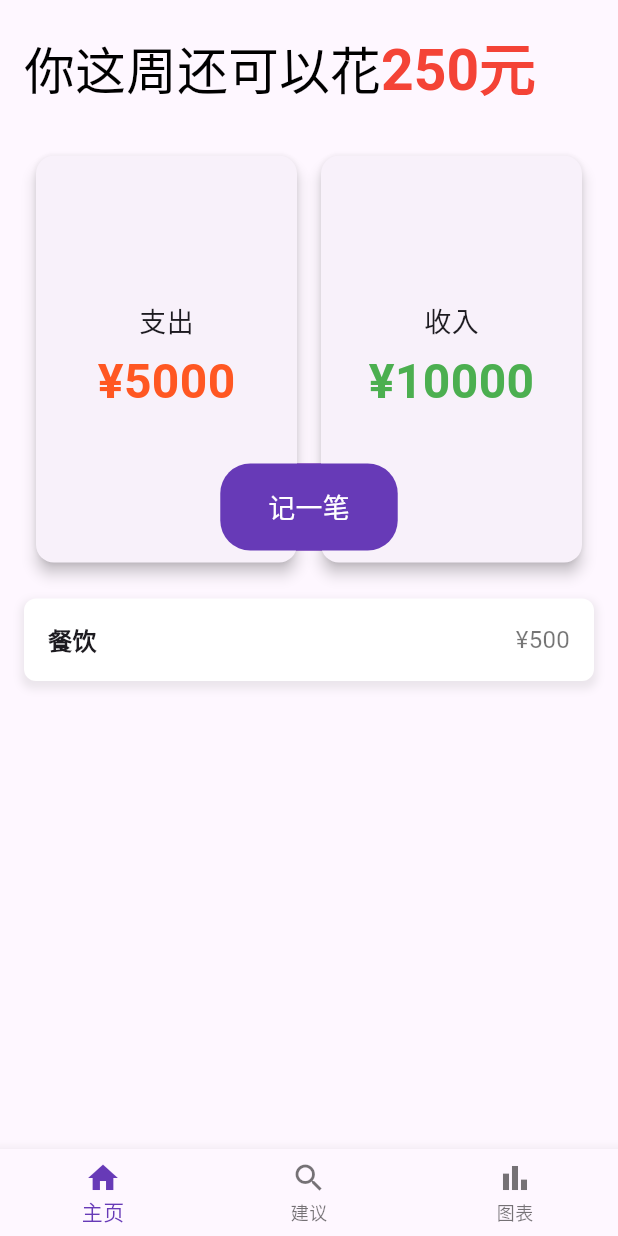
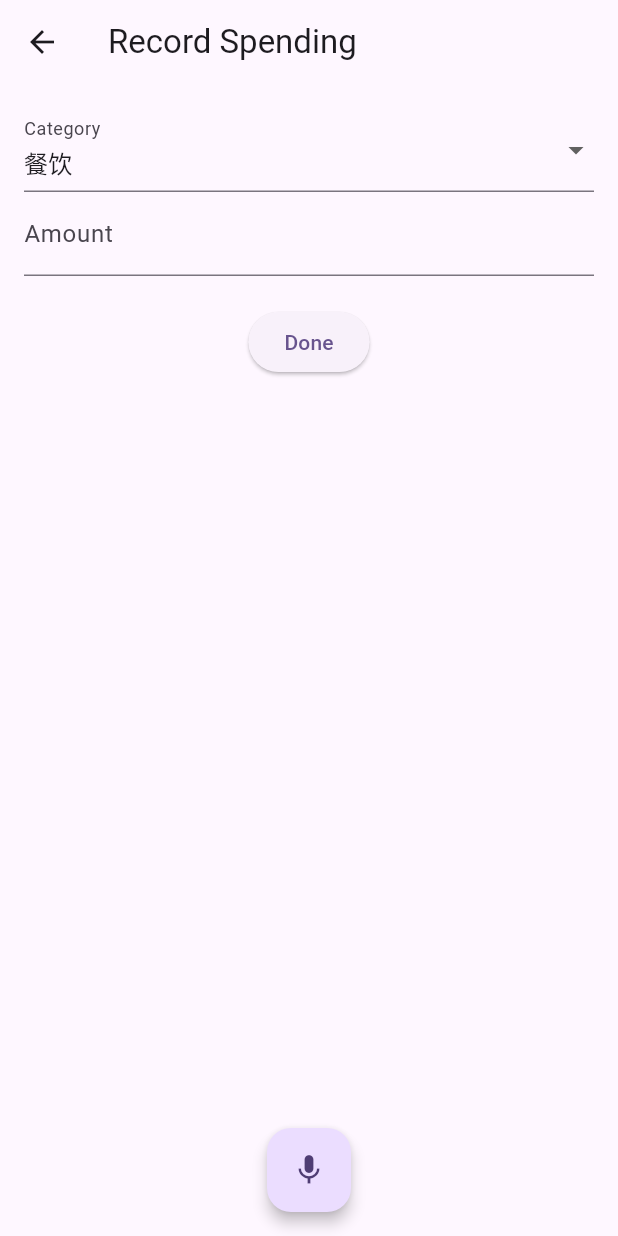
Before and after one commit to ChengHua926/agi_hackathon, a Flutter app: the screen it shows after launch, after a tap on "记一笔", on a phone screen of 412 x 824 dp. Run offline on Flutter 3.47's test engine with Material 3 defaults, Android fonts, the phone set to English and light mode, and no system bars; our stand-ins replace speech_to_text.

Commit message:
provider done

```diff
--- a/lib/landingPage.dart
+++ b/lib/landingPage.dart
@@ -1,5 +1,8 @@
 import 'package:flutter/material.dart';
-import 'widgets/spending.dart';
+import 'package:provider/provider.dart';
+import 'provider/spending.dart';
+import 'widgets/spendingWidget.dart';
+import 'recordingPage.dart';
 
 class LandingPage extends StatefulWidget {
   const LandingPage({super.key});
@@ -135,15 +138,17 @@ class _LandingPageState extends State<LandingPage> {
                         ),
                         child: ElevatedButton(
                           onPressed: () {
-                            // Handle button press
+                            Navigator.push(
+                              context,
+                              MaterialPageRoute(
+                                  builder: (context) => const RecordingPage()),
+                            );
                           },
                           style: ElevatedButton.styleFrom(
                             backgroundColor: Colors.deepPurple,
                             shadowColor: Colors.transparent, // No shadow
                             padding: const EdgeInsets.symmetric(
-                                horizontal: 32.0,
-                                vertical:
-                                    16.0),
+                                horizontal: 32.0, vertical: 16.0),
                             shape: RoundedRectangleBorder(
                               borderRadius:
                                   BorderRadius.circular(20), // Rounded corners
@@ -151,8 +156,9 @@ class _LandingPageState extends State<LandingPage> {
                           ),
                           child: const Text(
                             '记一笔',
-                            style:
-                                TextStyle(fontSize: 18, color: Colors.white), // Increase font size
+                            style: TextStyle(
+                                fontSize: 18,
+                                color: Colors.white), // Increase font size
                           ),
                         ),
                       ),
@@ -165,11 +171,18 @@ class _LandingPageState extends State<LandingPage> {
               flex: 4,
               child: Container(
                 padding: const EdgeInsets.all(16.0),
-                child: ListView(
-                  children: const [
-                    Spending(category: "餐饮", amount: 500),
-                    // Add more Spending widgets here
-                  ],
+                child: Consumer<SpendingListProvider>(
+                  builder: (context, spendingListProvider, child) {
+                    return ListView.builder(
+                      itemCount: spendingListProvider.spendings.length,
+                      itemBuilder: (context, index) {
+                        final spending = spendingListProvider.spendings[index];
+                        return Spending(
+                            category: spending.category,
+                            amount: spending.amount);
+                      },
+                    );
+                  },
                 ),
               ),
             ),
--- a/lib/main.dart
+++ b/lib/main.dart
@@ -1,7 +1,16 @@
 import 'package:flutter/material.dart';
 import 'landingPage.dart';
+import 'provider/spending.dart';
+import 'package:provider/provider.dart';
+
+
 void main() {
-  runApp(const MyApp());
+  runApp(
+    ChangeNotifierProvider(
+      create: (context) => SpendingListProvider(),
+      child: const MyApp(), // Your Flutter app
+    ),
+  );
 }
 
 class MyApp extends StatelessWidget {
--- /dev/null
+++ b/lib/provider/spending.dart
@@ -0,0 +1,17 @@
+import 'package:flutter/material.dart';
+
+import 'spending_model.dart'; // Import the Spending model
+
+
+
+
+class SpendingListProvider with ChangeNotifier {
+  List<Spending> _spendings = [];
+
+  List<Spending> get spendings => _spendings;
+
+  void addSpending(String category, double amount) {
+    _spendings.add(Spending(category: category, amount: amount));
+    notifyListeners(); // Notifies listeners about changes
+  }
+}
--- /dev/null
+++ b/lib/provider/spending_model.dart
@@ -0,0 +1,6 @@
+class Spending {
+  String category;
+  double amount;
+
+  Spending({required this.category, required this.amount});
+}
--- /dev/null
+++ b/lib/recordingPage.dart
@@ -0,0 +1,113 @@
+import 'package:flutter/material.dart';
+import 'package:provider/provider.dart';
+
+import 'provider/spending.dart';
+import 'package:speech_to_text/speech_to_text.dart';
+
+
+
+class RecordingPage extends StatefulWidget {
+  const RecordingPage({super.key});
+
+  @override
+  _RecordingPageState createState() => _RecordingPageState();
+}
+
+class _RecordingPageState extends State<RecordingPage> {
+  final _formKey = GlobalKey<FormState>();
+  String? _category; // Change this line to use a nullable String
+  double _amount = 0.0;
+  final List<String> _categories = ['餐饮', '购物', '出行', '社交', '其他'];
+
+  void _submitData() {
+    if (_formKey.currentState!.validate()) {
+      _formKey.currentState!.save();
+      Provider.of<SpendingListProvider>(context, listen: false)
+          .addSpending(_category!, _amount);
+      Navigator.pop(
+          context); // Uncomment this to pop the current route after recording data
+    }
+  }
+
+  @override
+  Widget build(BuildContext context) {
+    return Scaffold(
+      appBar: AppBar(title: const Text('Record Spending')),
+      body: SafeArea(
+        child: Padding(
+          padding: const EdgeInsets.all(16.0),
+          child: Column(
+            crossAxisAlignment: CrossAxisAlignment.start,
+            children: [
+              Form(
+                key: _formKey,
+                child: Column(
+                  crossAxisAlignment: CrossAxisAlignment.start,
+                  children: [
+                    DropdownButtonFormField<String>(
+                      value: "餐饮",
+                      decoration: const InputDecoration(labelText: 'Category'),
+                      items: _categories
+                          .map<DropdownMenuItem<String>>((String value) {
+                        return DropdownMenuItem<String>(
+                          value: value,
+                          child: Text(value),
+                        );
+                      }).toList(),
+                      onChanged: (String? newValue) {
+                        setState(() {
+                          _category = newValue!;
+                        });
+                      },
+                      onSaved: (value) => _category = value!,
+                      validator: (value) {
+                        if (value == null || value.isEmpty) {
+                          return 'Please select a category';
+                        }
+                        return null;
+                      },
+                    ),
+                    TextFormField(
+                      decoration: const InputDecoration(labelText: 'Amount'),
+                      keyboardType: TextInputType.number,
+                      onSaved: (value) =>
+                          _amount = double.tryParse(value ?? '0.0') ?? 0.0,
+                      validator: (value) {
+                        if (value == null || value.isEmpty) {
+                          return 'Please enter an amount';
+                        }
+                        if (double.tryParse(value) == null) {
+                          return 'Please enter a valid number';
+                        }
+                        return null;
+                      },
+                    ),
+                    const SizedBox(height: 20),
+                    Center(
+                      child: ElevatedButton(
+                        onPressed: _submitData,
+                        child: const Text('Done'),
+                      ),
+                    ),
+                  ],
+                ),
+              ),
+              Expanded(
+                child: Align(
+                  alignment: Alignment.bottomCenter,
+                  child: FloatingActionButton(
+                    onPressed: () {
+                      // TODO: Implement microphone functionality
+                    },
+                    child: const Icon(Icons.mic),
+                    elevation: 4.0,
+                  ),
+                ),
+              ),
+            ],
+          ),
+        ),
+      ),
+    );
+  }
+}
--- a/lib/widgets/spending.dart
+++ /dev/null
@@ -1,50 +0,0 @@
-import 'package:flutter/material.dart';
-
-class Spending extends StatelessWidget {
-  final String category;
-  final num amount; // Can represent both int and double types
-
-  const Spending({
-    super.key,
-    required this.category,
-    required this.amount,
-  });
-
-  @override
-  Widget build(BuildContext context) {
-    return Container(
-      padding: const EdgeInsets.all(16), // Provide some padding inside the container
-      decoration: BoxDecoration(
-        color: Colors.white, // Container background color
-        borderRadius: BorderRadius.circular(8), // Rounded corners
-        boxShadow: [
-          BoxShadow(
-            color: Colors.grey.withOpacity(0.2), // Shadow color
-            spreadRadius: 2,
-            blurRadius: 4,
-            offset: const Offset(0, 3), // Shadow position
-          ),
-        ],
-      ),
-      child: Row(
-        mainAxisAlignment: MainAxisAlignment.spaceBetween, // Space between the category and the amount
-        children: [
-          Text(
-            category,
-            style: const TextStyle(
-              fontSize: 16, // Font size
-              fontWeight: FontWeight.bold, // Font weight
-            ),
-          ),
-          Text(
-            '¥${amount.toString()}', // Display amount with currency symbol
-            style: const TextStyle(
-              fontSize: 16, // Font size
-              color: Colors.black54, // Font color
-            ),
-          ),
-        ],
-      ),
-    );
-  }
-}
--- a/pubspec.yaml
+++ b/pubspec.yaml
@@ -35,6 +35,8 @@ dependencies:
   # The following adds the Cupertino Icons font to your application.
   # Use with the CupertinoIcons class for iOS style icons.
   cupertino_icons: ^1.0.6
+  provider: ^6.1.2
+  speech_to_text: ^6.6.1
 
 dev_dependencies:
   flutter_test:
```
Also changed, not shown: lib/widgets/spendingWidget.dart (added, +54 -0 lines), pubspec.lock, 7 other files.
